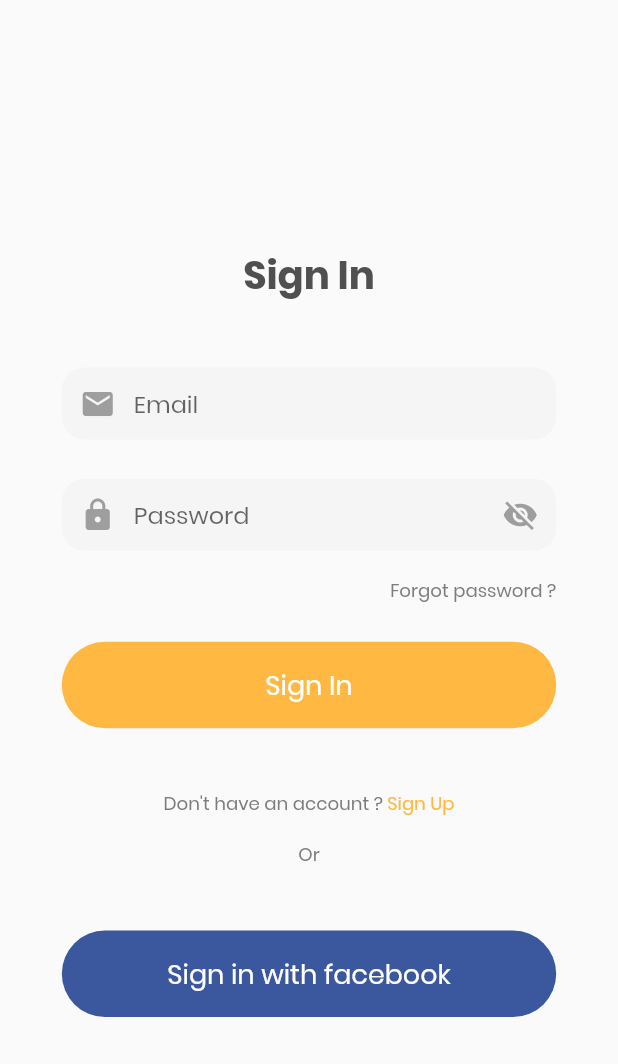
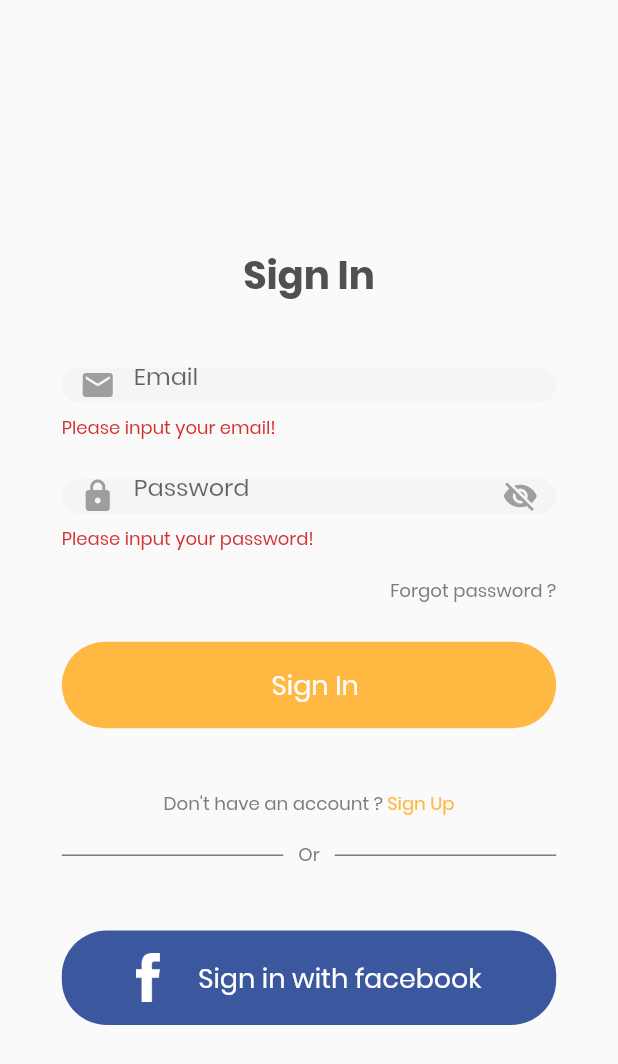
Before and after one commit to Digisata/Flutvote, a Flutter app: the SignInRoute screen opened by its route, after a tap on "Sign In", on a phone screen of 412 x 824 dp. Shown: the top 1064 px of the screen. Run offline on Flutter 3.47's test engine with Material 2 defaults, Android fonts, the phone set to English and light mode, and no system bars; our stand-ins replace email_validator, firebase_auth, firebase_crashlytics; missing offline and left inert: flutter_facebook_login; accounts and stored records are empty.

Commit message:
add sign up route

```diff
--- a/lib/commons/content_sizes.dart
+++ b/lib/commons/content_sizes.dart
@@ -1,71 +1,71 @@
 import 'package:flutter/material.dart';
 
 class ContentSizes {
-  static height(BuildContext context) {
+  static double height(BuildContext context) {
     return MediaQuery.of(context).size.height;
   }
 
-  static width(BuildContext context) {
+  static double width(BuildContext context) {
     return MediaQuery.of(context).size.width;
   }
 
-  static dp4(BuildContext context) {
+  static double dp4(BuildContext context) {
     return MediaQuery.of(context).size.width / 100;
   }
 
-  static dp6(BuildContext context) {
+  static double dp6(BuildContext context) {
     return MediaQuery.of(context).size.width / 70;
   }
 
-  static dp8(BuildContext context) {
+  static double dp8(BuildContext context) {
     return MediaQuery.of(context).size.width / 54;
   }
 
-  static dp10(BuildContext context) {
+  static double dp10(BuildContext context) {
     return MediaQuery.of(context).size.width / 41;
   }
 
-  static dp12(BuildContext context) {
+  static double dp12(BuildContext context) {
     return MediaQuery.of(context).size.width / 34;
   }
 
-  static dp14(BuildContext context) {
+  static double dp14(BuildContext context) {
     return MediaQuery.of(context).size.width / 29;
   }
 
-  static dp16(BuildContext context) {
+  static double dp16(BuildContext context) {
     return MediaQuery.of(context).size.width / 26;
   }
 
-  static dp18(BuildContext context) {
+  static double dp18(BuildContext context) {
     return MediaQuery.of(context).size.width / 23;
   }
 
-  static dp20(BuildContext context) {
+  static double dp20(BuildContext context) {
     return MediaQuery.of(context).size.width / 20;
   }
 
-  static dp22(BuildContext context) {
+  static double dp22(BuildContext context) {
     return MediaQuery.of(context).size.width / 17;
   }
 
-  static dp24(BuildContext context) {
+  static double dp24(BuildContext context) {
     return MediaQuery.of(context).size.width / 16;
   }
 
-  static dp25(BuildContext context) {
+  static double dp25(BuildContext context) {
     return MediaQuery.of(context).size.width / 14;
   }
 
-  static dp28(BuildContext context) {
+  static double dp28(BuildContext context) {
     return MediaQuery.of(context).size.width / 13;
   }
 
-  static dp30(BuildContext context) {
+  static double dp30(BuildContext context) {
     return MediaQuery.of(context).size.width / 12;
   }
 
-  static dp36(BuildContext context) {
+  static double dp36(BuildContext context) {
     return MediaQuery.of(context).size.width / 9.7;
   }
 }
--- a/lib/commons/content_texts.dart
+++ b/lib/commons/content_texts.dart
@@ -9,4 +9,8 @@ class ContentTexts {
   static const String dontHaveAccount = 'Don\'t have an account ? ';
   static const String signUp = 'Sign Up';
   static const String signInWithFacebook = 'Sign in with facebook';
+  static const String or = 'Or';
+  static const String alreadyHaveAccount = 'Already have an account ? ';
+  static const String showConfirmPassword = 'Show confirm password';
+  static const String hideConfirmPassword = 'Hide confirm password';
 }
--- a/lib/main.dart
+++ b/lib/main.dart
@@ -34,9 +34,11 @@ class Flutvote extends StatelessWidget {
         '/': (context) => SplashRoute(),
         '/welcomeRoute': (context) => WelcomeRoute(),
         '/signInRoute': (context) => SignInRoute(),
+        '/signUpRoute': (context) => SignUpRoute(),
         '/homeRoute': (context) => HomeRoute(),
       },
       theme: ThemeData(
+        primaryColor: Colors.white,
         fontFamily: 'Poppins',
         textTheme: TextTheme(
           headline1: TextStyle(
--- a/lib/providers/app_providers.dart
+++ b/lib/providers/app_providers.dart
@@ -1,12 +1,18 @@
 import 'package:flutter/foundation.dart';
 
 class AppProviders with ChangeNotifier {
-  bool _isPasswordVisible = false;
+  bool _isPasswordVisible = false, _isConfirmPasswordVisible = false;
 
   void showHidePassword() {
     _isPasswordVisible = !_isPasswordVisible;
     notifyListeners();
   }
 
+  void showHideConfirmPassword() {
+    _isConfirmPasswordVisible = !_isConfirmPasswordVisible;
+    notifyListeners();
+  }
+
   bool get isPasswordVisible => _isPasswordVisible;
+  bool get isConfirmPasswordVisible => _isConfirmPasswordVisible;
 }
--- a/lib/routes/routes.dart
+++ b/lib/routes/routes.dart
@@ -2,3 +2,4 @@ export 'splash_route.dart';
 export 'welcome_route.dart';
 export 'home_route.dart';
 export 'sign_in_route.dart';
+export 'sign_up_route.dart';
--- a/lib/routes/sign_in_route.dart
+++ b/lib/routes/sign_in_route.dart
@@ -10,6 +10,7 @@ class SignInRoute extends StatelessWidget {
       _textEditingControllerPassword = TextEditingController();
   final FacebookAuths _facebookAuths = FacebookAuths();
   final FirebaseAuths _firebaseAuths = FirebaseAuths();
+  final GlobalKey<FormState> _formKey = GlobalKey<FormState>();
 
   @override
   Widget build(BuildContext context) {
@@ -17,34 +18,43 @@ class SignInRoute extends StatelessWidget {
       context,
       _textEditingControllerEmail,
       'Email',
+      true,
       Icons.email,
     );
+
     final TextFieldWidget _textFieldPasswordWidget = TextFieldWidget(
       context,
       _textEditingControllerPassword,
       'Password',
+      true,
       Icons.lock,
     );
+
     final SignInWidget _signInEmailAndPaswordWidget = SignInWidget(
       context,
       ColorPalettes.orange,
       ContentTexts.signIn,
+      false,
       () async {
+        if (_formKey.currentState.validate()) {
           try {
             await _firebaseAuths.signInWithEmailPassword(
-            _textEditingControllerEmail.text,
-            _textEditingControllerPassword.text,
+              _textEditingControllerEmail.text.trim(),
+              _textEditingControllerPassword.text.trim(),
             );
             Navigator.pushReplacementNamed(context, '/homeRoute');
           } catch (error) {
             throw 'sign in with email and password error: $error';
           }
+        }
       },
     );
+
     final SignInWidget _signInFacebookWidget = SignInWidget(
       context,
       ColorPalettes.facebook,
       ContentTexts.signInWithFacebook,
+      true,
       () async {
         try {
           await _facebookAuths.signInWithFacebook();
@@ -53,6 +63,17 @@ class SignInRoute extends StatelessWidget {
           throw 'sign in with facebook error: $error';
         }
       },
+    );
+
+    final Text _signInText = Text(
+      ContentTexts.signIn,
+      maxLines: 1,
+      overflow: TextOverflow.ellipsis,
+      textAlign: TextAlign.center,
+      textDirection: TextDirection.ltr,
+      style: Theme.of(context).textTheme.headline1.copyWith(
+            fontSize: ContentSizes.dp24(context),
+          ),
     );
 
     final Row _forgotText = Row(
@@ -76,7 +97,7 @@ class SignInRoute extends StatelessWidget {
       ],
     );
 
-    final Row _registerText = Row(
+    final Row _signUpText = Row(
       mainAxisAlignment: MainAxisAlignment.center,
       mainAxisSize: MainAxisSize.max,
       crossAxisAlignment: CrossAxisAlignment.center,
@@ -99,7 +120,10 @@ class SignInRoute extends StatelessWidget {
                       color: ColorPalettes.orange,
                       fontSize: ContentSizes.dp12(context),
                     ),
-                recognizer: TapGestureRecognizer()..onTap = () {},
+                recognizer: TapGestureRecognizer()
+                  ..onTap = () {
+                    Navigator.pushNamed(context, '/signUpRoute');
+                  },
               ),
             ],
           ),
@@ -113,7 +137,7 @@ class SignInRoute extends StatelessWidget {
       crossAxisAlignment: CrossAxisAlignment.center,
       children: <Widget>[
         Text(
-          'Or',
+          ContentTexts.or,
           style: Theme.of(context).textTheme.headline2.copyWith(
                 fontSize: ContentSizes.dp12(context),
               ),
@@ -136,24 +160,25 @@ class SignInRoute extends StatelessWidget {
               mainAxisSize: MainAxisSize.max,
               crossAxisAlignment: CrossAxisAlignment.stretch,
               children: <Widget>[
-                Text(
-                  ContentTexts.signIn,
-                  maxLines: 1,
-                  overflow: TextOverflow.ellipsis,
-                  textAlign: TextAlign.center,
-                  textDirection: TextDirection.ltr,
-                  style: Theme.of(context).textTheme.headline1.copyWith(
-                        fontSize: ContentSizes.dp24(context),
-                      ),
-                ),
+                _signInText,
                 SizedBox(
                   height: ContentSizes.height(context) * 0.05,
                 ),
+                Form(
+                  key: _formKey,
+                  child: Column(
+                    mainAxisAlignment: MainAxisAlignment.center,
+                    mainAxisSize: MainAxisSize.max,
+                    crossAxisAlignment: CrossAxisAlignment.center,
+                    children: <Widget>[
                       _textFieldEmailWidget.createTextFieldWidget(),
                       SizedBox(
                         height: ContentSizes.height(context) * 0.03,
                       ),
                       _textFieldPasswordWidget.createTextFieldWidget(),
+                    ],
+                  ),
+                ),
                 SizedBox(
                   height: ContentSizes.height(context) * 0.02,
                 ),
@@ -165,11 +190,34 @@ class SignInRoute extends StatelessWidget {
                 SizedBox(
                   height: ContentSizes.height(context) * 0.05,
                 ),
-                _registerText,
+                _signUpText,
                 SizedBox(
                   height: ContentSizes.height(context) * 0.02,
                 ),
+                Row(
+                  mainAxisAlignment: MainAxisAlignment.center,
+                  mainAxisSize: MainAxisSize.max,
+                  crossAxisAlignment: CrossAxisAlignment.center,
+                  children: <Widget>[
+                    Expanded(
+                      child: Divider(
+                        color: ColorPalettes.grey,
+                        height: ContentSizes.height(context) * 0.01,
+                        thickness: 1.0,
+                        endIndent: 10.0,
+                      ),
+                    ),
                     _orText,
+                    Expanded(
+                      child: Divider(
+                        color: ColorPalettes.grey,
+                        height: ContentSizes.height(context) * 0.01,
+                        thickness: 1.0,
+                        indent: 10.0,
+                      ),
+                    ),
+                  ],
+                ),
                 SizedBox(
                   height: ContentSizes.height(context) * 0.05,
                 ),
--- a/lib/services/firebase_auths.dart
+++ b/lib/services/firebase_auths.dart
@@ -3,7 +3,7 @@ import 'package:flutter_facebook_login/flutter_facebook_login.dart';
 
 abstract class BaseAuth {
   Future<FirebaseUser> signInWithEmailPassword(String email, String password);
-  Future<FirebaseUser> signUpWithEmailPassword(String email, String password);
+  Future<FirebaseUser> signUpWithEmailAndPassword(String email, String password);
   Future<FirebaseUser> getCurrentUser();
   Future<void> sendEmailVerification();
   Future<void> signOut();
@@ -30,7 +30,7 @@ class FirebaseAuths implements BaseAuth {
     }
   }
 
-  Future<FirebaseUser> signUpWithEmailPassword(
+  Future<FirebaseUser> signUpWithEmailAndPassword(
     String email,
     String password,
   ) async {
--- a/lib/widgets/sign_in_widget.dart
+++ b/lib/widgets/sign_in_widget.dart
@@ -5,9 +5,11 @@ class SignInWidget {
   final BuildContext _context;
   final Color _color;
   final String _text;
+  final bool _isFacebook;
   final Function _function;
 
-  SignInWidget(this._context, this._color, this._text, this._function);
+  SignInWidget(
+      this._context, this._color, this._text, this._isFacebook, this._function);
 
   Material createSignInWidget() {
     return Material(
@@ -25,6 +27,17 @@ class SignInWidget {
           mainAxisSize: MainAxisSize.max,
           crossAxisAlignment: CrossAxisAlignment.center,
           children: <Widget>[
+            !_isFacebook
+                ? Container()
+                : Image.asset(
+                    "assets/logos/facebook_logo.png",
+                    width: ContentSizes.height(_context) * 0.04,
+                    height: ContentSizes.height(_context) * 0.04,
+                    alignment: Alignment.bottomLeft,
+                  ),
+            SizedBox(
+              width: ContentSizes.height(_context) * 0.01,
+            ),
             Text(
               _text,
               textDirection: TextDirection.ltr,
--- a/lib/widgets/text_field_widget.dart
+++ b/lib/widgets/text_field_widget.dart
@@ -1,3 +1,4 @@
+import 'package:email_validator/email_validator.dart';
 import 'package:flutter/material.dart';
 import 'package:flutvote/commons/commons.dart';
 import 'package:flutvote/providers/providers.dart';
@@ -7,26 +8,67 @@ class TextFieldWidget {
   final BuildContext _context;
   final TextEditingController _textEditingController;
   final String _hint;
+  final bool _isSignIn;
   final IconData _icon;
 
   TextFieldWidget(
     this._context,
     this._textEditingController,
     this._hint,
+    this._isSignIn,
     this._icon,
   );
 
   Container createTextFieldWidget() {
+    final bool _isEmail = _hint == 'Email',
+        _isPassword = _hint == 'Password',
+        _isConfirmPassword = _hint == 'Confirm password';
+
     return Container(
       height: ContentSizes.height(_context) * 0.06,
       width: ContentSizes.width(_context),
       child: Consumer<AppProviders>(
         builder: (_, AppProviders value, __) {
-          return TextField(
+          return TextFormField(
             controller: _textEditingController,
             cursorColor: Colors.grey,
-            keyboardType: TextInputType.emailAddress,
-            obscureText: _hint != 'Password' ? false : !value.isPasswordVisible,
+            keyboardType:
+                _isEmail ? TextInputType.emailAddress : TextInputType.text,
+            obscureText: _isEmail
+                ? false
+                : _isPassword
+                    ? !value.isPasswordVisible
+                    : !value.isConfirmPasswordVisible,
+            validator: _isSignIn
+                ? (input) {
+                    if (input.isEmpty) {
+                      return 'Please input your ${_hint.toLowerCase()}!';
+                    }
+                    return null;
+                  }
+                : (input) {
+                    if (input.isEmpty) {
+                      return 'Please input ${_hint.toLowerCase()}!';
+                    } else {
+                      if (_isEmail) {
+                        if (!EmailValidator.validate(input)) {
+                          return 'Invalid email address';
+                        }
+                      } else if (_isPassword || _isConfirmPassword) {
+                        Pattern pattern =
+                            r'^(?=.*[0-9]+.*)(?=.*[a-zA-Z]+.*)[0-9a-zA-Z]{6,}$';
+                        RegExp regex = new RegExp(pattern);
+                        if (!regex.hasMatch(input)) {
+                          return 'Password must contain at least one letter, one number, and longer than six charaters!';
+                        }
+                      }
+                    }
+                    return null;
+                  },
+            textAlign: TextAlign.start,
+            textDirection: TextDirection.ltr,
+            textInputAction:
+                _isEmail ? TextInputAction.next : TextInputAction.done,
             decoration: InputDecoration(
               contentPadding: EdgeInsets.zero,
               hintText: _hint,
@@ -34,12 +76,13 @@ class TextFieldWidget {
                 _icon,
                 color: Colors.grey,
               ),
-              suffixIcon: _hint != 'Password'
+              suffixIcon: _isEmail
                   ? Icon(
                       Icons.visibility,
                       color: Colors.transparent,
                     )
-                  : IconButton(
+                  : _isPassword
+                      ? IconButton(
                           tooltip: value.isPasswordVisible
                               ? ContentTexts.hidePassword
                               : ContentTexts.showPassword,
@@ -54,6 +97,23 @@ class TextFieldWidget {
                                 ),
                           onPressed: () {
                             value.showHidePassword();
+                          },
+                        )
+                      : IconButton(
+                          tooltip: value.isConfirmPasswordVisible
+                              ? ContentTexts.hideConfirmPassword
+                              : ContentTexts.showConfirmPassword,
+                          icon: value.isConfirmPasswordVisible
+                              ? Icon(
+                                  Icons.visibility,
+                                  color: Colors.grey,
+                                )
+                              : Icon(
+                                  Icons.visibility_off,
+                                  color: Colors.grey,
+                                ),
+                          onPressed: () {
+                            value.showHideConfirmPassword();
                           },
                         ),
               fillColor: ColorPalettes.backgroundGrey,
--- a/lib/widgets/widgets.dart
+++ b/lib/widgets/widgets.dart
@@ -1,2 +1,3 @@
 export 'text_field_widget.dart';
 export 'sign_in_widget.dart';
+export 'back_button_widget.dart';
--- a/pubspec.yaml
+++ b/pubspec.yaml
@@ -30,6 +30,7 @@ dependencies:
   flutter_facebook_login: ^3.0.0
   flutter_launcher_icons: ^0.7.5
   provider: ^4.3.1
+  email_validator: ^1.0.5
 
   # The following adds the Cupertino Icons font to your application.
   # Use with the CupertinoIcons class for iOS style icons.
```
Also changed, not shown: lib/routes/sign_up_route.dart (added, +176 -0 lines), lib/widgets/back_button_widget.dart (added, +20 -0 lines), assets/buttons/back_button.png (added), assets/logos/facebook_logo.png, pubspec.lock. Lines whose indentation alone changed are shown as unchanged.
